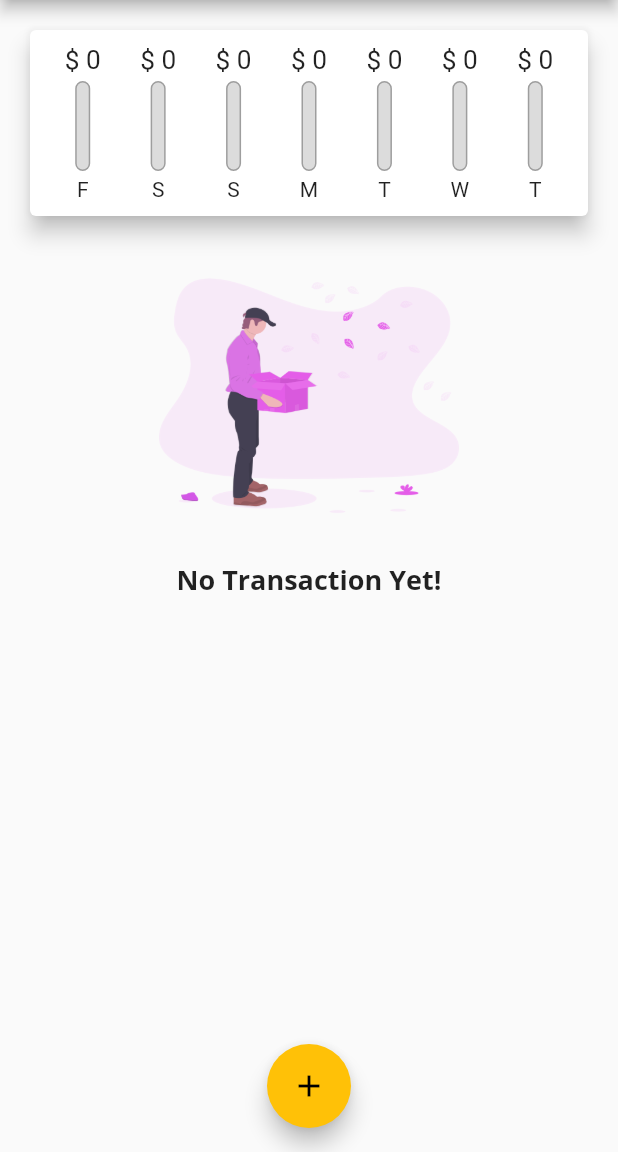
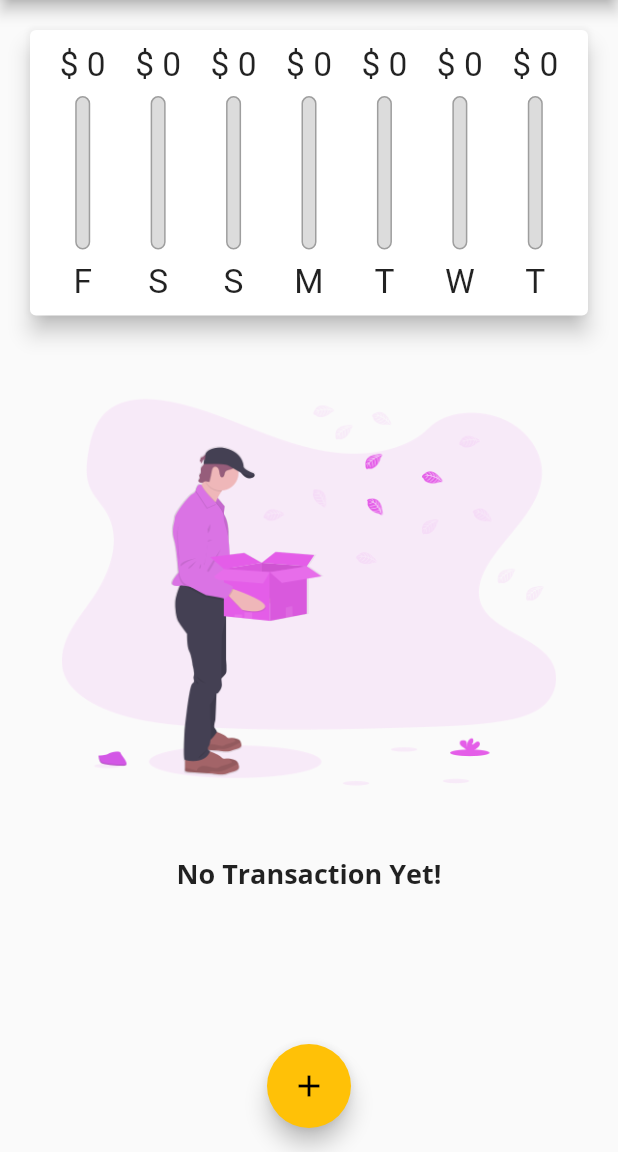
Before and after one commit to Alpha2Chris14/expensesApp, a Flutter app: the screen it shows after launch, on a phone screen of 412 x 824 dp, the part 84-1236 px from its top. Run offline on Flutter 3.47's test engine with Material 2 defaults, Android fonts, the phone set to English and light mode, and no system bars.

Commit message:
added dynamic height using Layout Builder

```diff
--- a/lib/main.dart
+++ b/lib/main.dart
@@ -98,8 +98,7 @@ class _MyHomePageState extends State<MyHomePage> {
 
   @override
   Widget build(BuildContext context) {
-    return Scaffold(
-      appBar: AppBar(
+    final appBar = AppBar(
       title: const Text("eXpenses"),
       actions: [
         IconButton(
@@ -107,13 +106,25 @@ class _MyHomePageState extends State<MyHomePage> {
           icon: Icon(Icons.add),
         ),
       ],
-      ),
+    );
+    return Scaffold(
+      appBar: appBar,
       body: SingleChildScrollView(
         child: Column(
           crossAxisAlignment: CrossAxisAlignment.stretch,
           children: [
-            Chart(_recentTransactions),
-            TransactionList(_userTransactions, _deleteTransaction)
+            Container(
+                height: (MediaQuery.of(context).size.height -
+                        appBar.preferredSize.height -
+                        MediaQuery.of(context).padding.top) *
+                    0.3,
+                child: Chart(_recentTransactions)),
+            Container(
+                height: (MediaQuery.of(context).size.height -
+                        appBar.preferredSize.height -
+                        MediaQuery.of(context).padding.top) *
+                    0.7,
+                child: TransactionList(_userTransactions, _deleteTransaction))
           ],
         ),
       ),
--- a/lib/widgets/chart_bar.dart
+++ b/lib/widgets/chart_bar.dart
@@ -12,19 +12,21 @@ class ChartBar extends StatelessWidget {
 
   @override
   Widget build(BuildContext context) {
+    return LayoutBuilder(
+      builder: (ctx, constraint) {
         return Column(
           children: [
             Container(
-          height: 20,
+              height: constraint.maxHeight * 0.15,
               child: FittedBox(
                 child: Text('\$ ${spendingAmount.toStringAsFixed(0)}'),
               ),
             ),
             SizedBox(
-          height: 4,
+              height: constraint.maxHeight * 0.05,
             ),
             Container(
-          height: 60,
+              height: constraint.maxHeight * 0.6,
               width: 10,
               child: Stack(
                 children: [
@@ -49,10 +51,15 @@ class ChartBar extends StatelessWidget {
               ),
             ),
             SizedBox(
-          height: 4,
+              height: constraint.maxHeight * 0.05,
             ),
-        Text(label),
+            Container(
+              height: constraint.maxHeight * 0.15,
+              child: FittedBox(child: Text(label)),
+            ),
           ],
+        );
+      },
     );
   }
 }
--- a/lib/widgets/transaction_list.dart
+++ b/lib/widgets/transaction_list.dart
@@ -8,13 +8,11 @@ class TransactionList extends StatelessWidget {
   TransactionList(this.transactions, this.deleteTransaction);
   @override
   Widget build(BuildContext context) {
-    return Container(
-      height: 500,
-      child: transactions.isEmpty
+    return transactions.isEmpty
         ? Column(
             children: [
               Container(
-                  height: 200,
+                height: MediaQuery.of(context).size.height * 0.4,
                 child: Image.asset(
                   "assets/images/no-transactions.png",
                   fit: BoxFit.cover,
@@ -65,7 +63,6 @@ class TransactionList extends StatelessWidget {
               );
             },
             itemCount: transactions.length,
-            ),
           );
   }
 }
```
Lines whose indentation alone changed are shown as unchanged.
